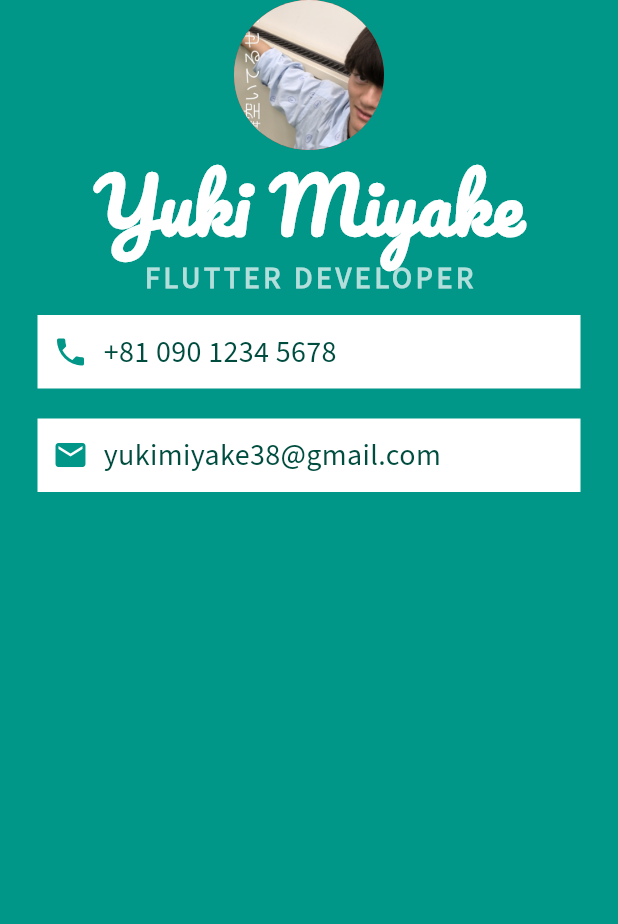
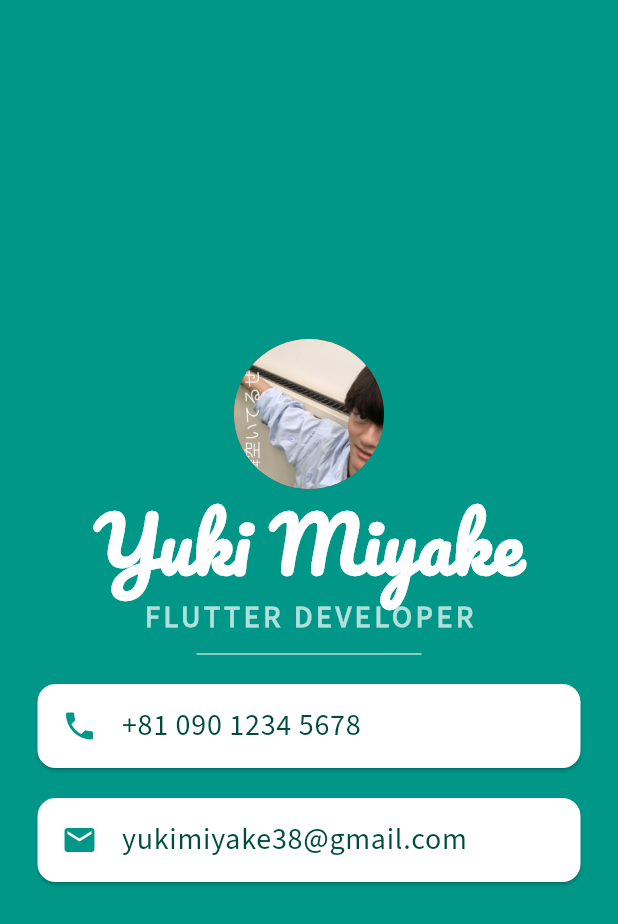
Before and after one commit to yukimiyake0607/mi_card_flutter, a Flutter app: the screen it shows after launch, on a phone screen of 412 x 824 dp. Shown: the top 924 px of the screen. Run offline on Flutter 3.47's test engine with Material 3 defaults, Android fonts, the phone set to English and light mode, and no system bars.

Commit message:
プロフィールスタイルの追加

```diff
--- a/lib/main.dart
+++ b/lib/main.dart
@@ -14,6 +14,7 @@ class MyApp extends StatelessWidget {
         backgroundColor: Colors.teal,
         body: SafeArea(
           child: Column(
+            mainAxisAlignment: MainAxisAlignment.center,
             children: [
               CircleAvatar(
                 radius: 50,
@@ -38,50 +39,39 @@ class MyApp extends StatelessWidget {
                     letterSpacing: 2.5,
                     fontWeight: FontWeight.bold),
               ),
-              Container(
-                margin: EdgeInsets.symmetric(vertical: 10, horizontal: 25),
-                padding: EdgeInsets.all(10),
-                color: Colors.white,
-                child: Row(
-                  children: [
-                    Icon(
-                      Icons.phone,
-                      color: Colors.teal,
-                    ),
               SizedBox(
-                      width: 10,
-                    ),
-                    Text(
-                      '+81 090 1234 5678',
-                      style: TextStyle(
-                          fontSize: 20,
-                          fontFamily: 'SourceSans3',
-                          color: Colors.teal[900]),
-                    )
-                  ],
+                height: 20,
+                width: 150,
+                child: Divider(
+                  color: Colors.teal[100],
                 ),
               ),
-              Container(
+              Card(
                 margin: EdgeInsets.symmetric(vertical: 10, horizontal: 25),
-                padding: EdgeInsets.all(10),
                 color: Colors.white,
-                child: Row(
-                  children: [
-                    Icon(
-                      Icons.mail,
-                      color: Colors.teal,
-                    ),
-                    SizedBox(
-                      width: 10,
-                    ),
-                    Text(
-                      'yukimiyake38@gmail.com',
+                child: ListTile(
+                  leading: Icon(Icons.phone, color: Colors.teal),
+                  title: Text(
+                    '+81 090 1234 5678',
                     style: TextStyle(
                         fontSize: 20,
                         color: Colors.teal[900],
                         fontFamily: 'SourceSans3'),
                   ),
-                  ],
+                ),
+              ),
+              Card(
+                margin: EdgeInsets.symmetric(vertical: 10, horizontal: 25),
+                color: Colors.white,
+                child: ListTile(
+                  leading: Icon(Icons.mail, color: Colors.teal),
+                  title: Text(
+                    'yukimiyake38@gmail.com',
+                    style: TextStyle(
+                        color: Colors.teal[900],
+                        fontSize: 20,
+                        fontFamily: 'SourceSans3'),
+                  ),
                 ),
               ),
             ],
```
Lines whose indentation alone changed are shown as unchanged.
